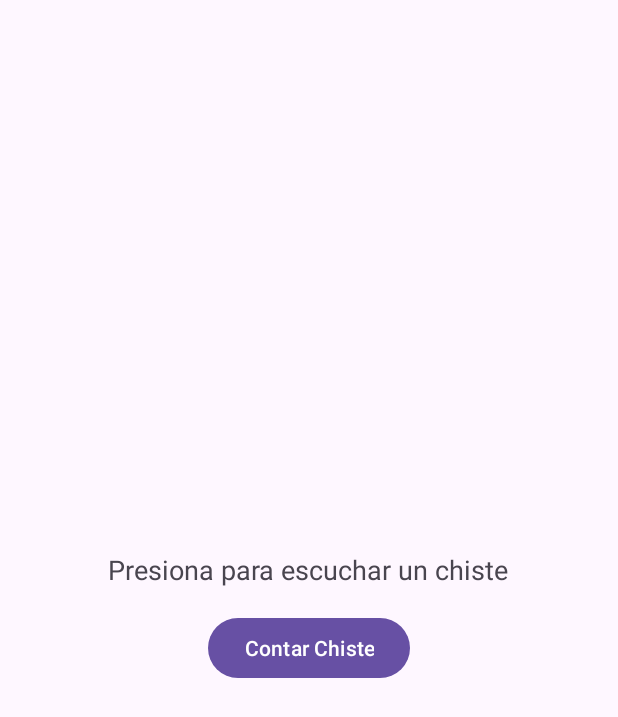
After one commit to TonyArPe/PracticaEvaluable, an Android app: the ChistesActivity screen opened directly, with no data from a screen before it, on a phone screen of 412 x 824 dp. The commit adds this screen. Shown: the top 717 px of the screen. Run offline under Robolectric (Android 15) with nearby library versions, the phone set to English and light mode, and no system bars.

Commit message:
Creacion de ChistesActivity funcional y Dados Creacion

```diff
--- a/app/src/main/AndroidManifest.xml
+++ b/app/src/main/AndroidManifest.xml
@@ -15,6 +15,12 @@
         android:supportsRtl="true"
         android:theme="@style/Theme.PracticaEvaluable"
         tools:targetApi="31">
+        <activity
+            android:name=".ChistesActivity"
+            android:exported="false" />
+        <activity
+            android:name=".DadosActivity"
+            android:exported="false" />
         <activity
             android:name=".ConfigActivity"
             android:exported="false" />
--- /dev/null
+++ b/app/src/main/java/com/example/practicaevaluable/ChistesActivity.kt
@@ -0,0 +1,53 @@
+package com.example.practicaevaluable
+
+import android.os.Bundle
+import android.speech.tts.TextToSpeech
+import androidx.activity.enableEdgeToEdge
+import androidx.appcompat.app.AppCompatActivity
+import androidx.core.view.ViewCompat
+import androidx.core.view.WindowInsetsCompat
+import com.example.practicaevaluable.databinding.ActivityChistesBinding
+import java.util.Locale
+
+class ChistesActivity : AppCompatActivity() {
+    private lateinit var binding: ActivityChistesBinding
+    private lateinit var tts: TextToSpeech
+    private val chistes = listOf(
+        "¿Por qué los pájaros no usan Facebook? Porque ya tienen Twitter.",
+        "¿Qué hace una abeja en el gimnasio? ¡Zum-ba!",
+        "¿Cuál es el colmo de Aladdín? Tener mal genio.",
+        "¿Por qué el libro de matemáticas se deprimió? Porque tenía demasiados problemas.",
+        "¿Qué le dijo una impresora a otra? Ese papel es tuyo o es una impresión mía?",
+        "¿Cómo organizan una fiesta los átomos? Hacen un ion de lío.",
+        "¿Por qué los esqueletos no pelean entre ellos? Porque no tienen agallas.",
+        "¿Qué hace una vaca con los ojos cerrados? Leche concentrada.",
+        "¿Por qué el fantasma no fue a la fiesta? Porque no tenía cuerpo.",
+        "¿Qué le dice una iguana a su hermana gemela? Somos iguanitas."
+    )
+
+    override fun onCreate(savedInstanceState: Bundle?) {
+        super.onCreate(savedInstanceState)
+        binding = ActivityChistesBinding.inflate(layoutInflater)
+        setContentView(binding.root)
+
+        // Inicializar TextToSpeech
+        tts = TextToSpeech(this) { status ->
+            if (status == TextToSpeech.SUCCESS) {
+                tts.language = Locale.getDefault()
+            }
+        }
+
+        // Configurar el botón para generar chistes
+        binding.buttonChisteAleatorio.setOnClickListener {
+            val chisteAleatorio = chistes.random()
+            binding.textViewChiste.text = chisteAleatorio
+            tts.speak(chisteAleatorio, TextToSpeech.QUEUE_FLUSH, null, "")
+        }
+    }
+
+    override fun onDestroy() {
+        tts.stop()
+        tts.shutdown()
+        super.onDestroy()
+    }
+}
--- /dev/null
+++ b/app/src/main/res/layout/activity_chistes.xml
@@ -0,0 +1,22 @@
+<LinearLayout xmlns:android="http://schemas.android.com/apk/res/android"
+    android:layout_width="match_parent"
+    android:layout_height="match_parent"
+    android:orientation="vertical"
+    android:gravity="center"
+    android:padding="16dp">
+
+    <TextView
+        android:id="@+id/textViewChiste"
+        android:layout_width="wrap_content"
+        android:layout_height="wrap_content"
+        android:text="Presiona para escuchar un chiste"
+        android:textSize="18sp"
+        android:gravity="center"
+        android:layout_marginBottom="16dp" />
+
+    <Button
+        android:id="@+id/buttonChisteAleatorio"
+        android:layout_width="wrap_content"
+        android:layout_height="wrap_content"
+        android:text="Contar Chiste" />
+</LinearLayout>
```
Also changed, not shown: app/src/main/java/com/example/practicaevaluable/DadosActivity.kt (added, +27 -0 lines), app/src/main/java/com/example/practicaevaluable/MainActivity.kt (+26 -0 lines), app/src/main/res/layout/activity_dados.xml (added, +10 -0 lines), app/src/main/res/layout/activity_main.xml (+20 -0 lines).
